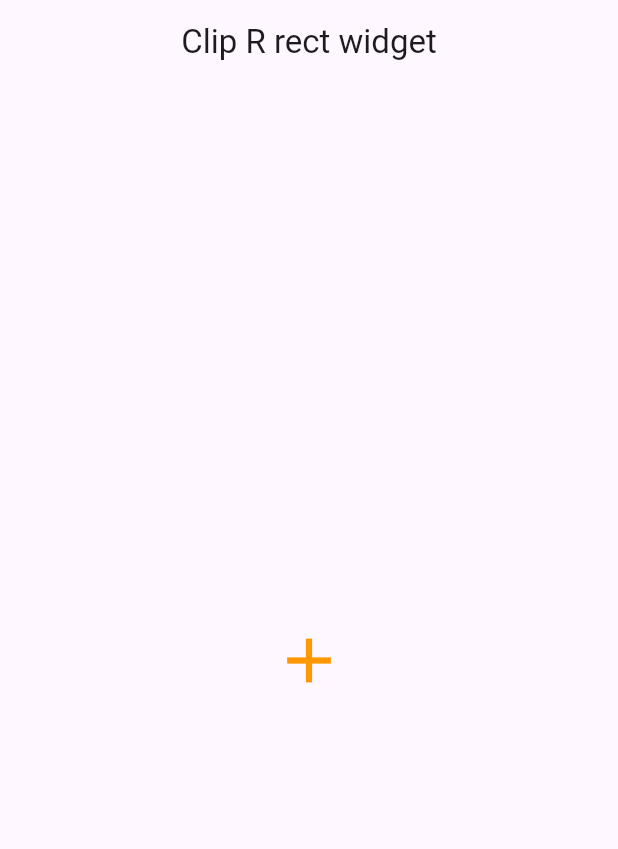
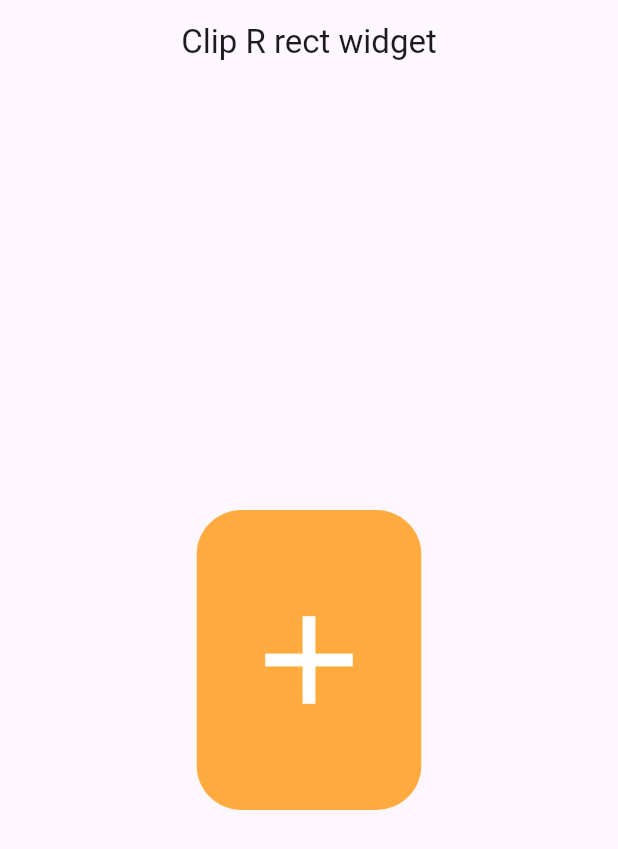
Before and after one commit to CaptainNayan199/Flutter-Widgets, a Flutter app: the screen it shows after launch, on a phone screen of 412 x 824 dp. Shown: the top 849 px of the screen. Run offline on Flutter 3.47's test engine with Material 3 defaults, Android fonts, the phone set to English and light mode, and no system bars; key blocks and very long unbroken strings in the code were emptied for the run.

Commit message:
ClipR Rect widget added

```diff
--- a/42. ClipR Rect Widget/my_app/lib/main.dart
+++ b/42. ClipR Rect Widget/my_app/lib/main.dart
@@ -26,7 +26,14 @@ class _MyAppState extends State<MyApp> {
         body: Center(
           child: ClipRRect(
             borderRadius: BorderRadius.circular(30),
-            child: Icon(Icons.add, size:50, color: Colors.orange)
+            child: Container(
+              height: 200,
+              width: 150,
+              decoration: BoxDecoration(
+                  borderRadius: BorderRadius.circular(20),
+                  color: Colors.orangeAccent),
+              child: const Icon(Icons.add, size: 100, color: Colors.white),
+            ),
           ),
         ),
       ),
```
